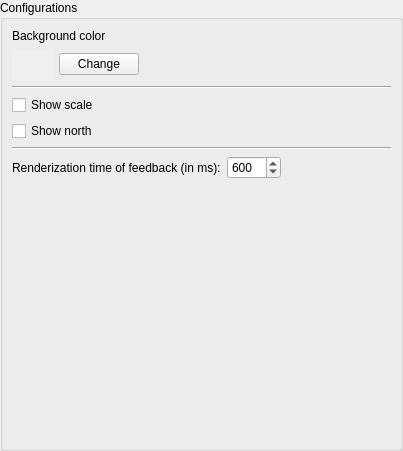
Above: src/terralib/qt/af/settings/ui/DisplayWidgetForm.ui from claudiobogossian/terralib5 before the change. Below: the same form after it.
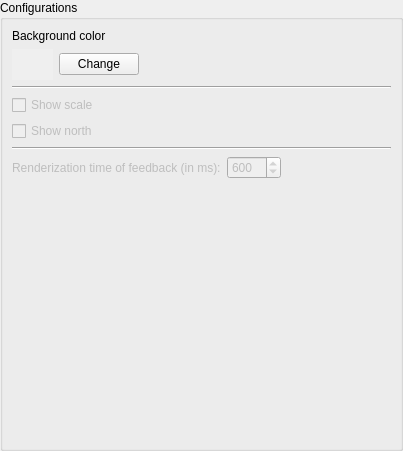
That is the form after the change.

Commit message: Default Display Color

What changed in the file:
```diff
--- a/src/terralib/qt/af/settings/ui/DisplayWidgetForm.ui
+++ b/src/terralib/qt/af/settings/ui/DisplayWidgetForm.ui
@@ -81,6 +81,9 @@
         </item>
         <item>
          <widget class="QCheckBox" name="m_showScaleChckBox">
+          <property name="enabled">
+           <bool>false</bool>
+          </property>
           <property name="text">
            <string>Show scale</string>
           </property>
@@ -88,6 +91,9 @@
         </item>
         <item>
          <widget class="QCheckBox" name="m_showNorthChackBox">
+          <property name="enabled">
+           <bool>false</bool>
+          </property>
           <property name="text">
            <string>Show north</string>
           </property>
@@ -104,6 +110,9 @@
          <layout class="QHBoxLayout" name="horizontalLayout_2">
           <item>
            <widget class="QLabel" name="label_2">
+            <property name="enabled">
+             <bool>false</bool>
+            </property>
             <property name="text">
              <string>Renderization time of feedback (in ms):</string>
             </property>
@@ -111,6 +120,9 @@
           </item>
           <item>
            <widget class="QSpinBox" name="m_renderTine">
+            <property name="enabled">
+             <bool>false</bool>
+            </property>
             <property name="minimum">
              <number>500</number>
             </property>
```
The commit also changes 8 other files.
